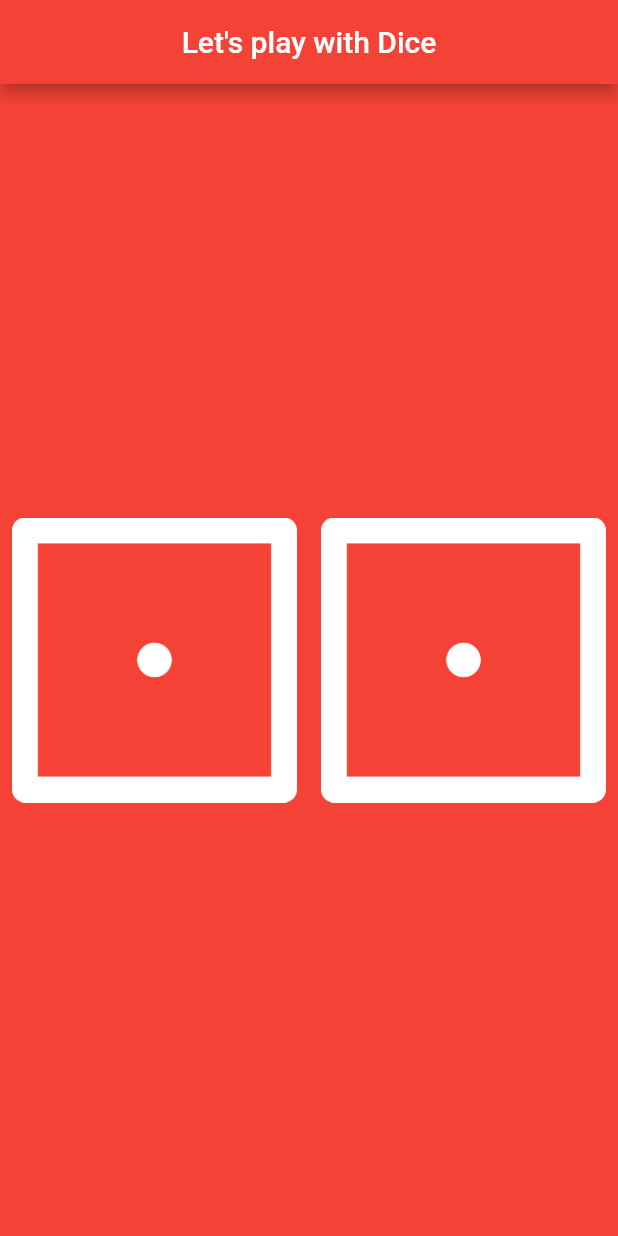
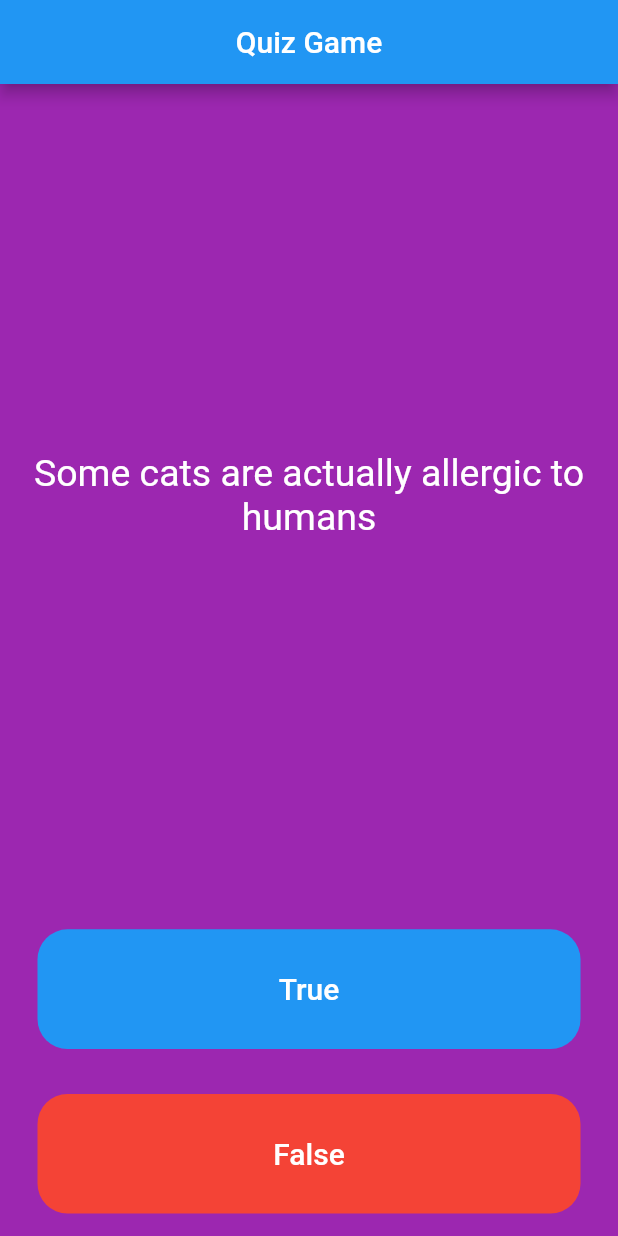
Before and after one commit to SouravBarman001/Mi_Card_Flutter, a Flutter app: the screen it shows after launch, on a phone screen of 412 x 824 dp. Run offline on Flutter 3.47's test engine with Material 2 defaults, Android fonts, the phone set to English and light mode, and no system bars; our stand-ins replace rflutter_alert.

```diff
--- a/lib/main.dart
+++ b/lib/main.dart
@@ -1,62 +1,186 @@
 import 'package:flutter/material.dart';
-import 'dart:math';
+import 'quizzbrain.dart';
+import 'package:rflutter_alert/rflutter_alert.dart';
+
+
+QuizBrain quizBrain = QuizBrain();
 
 void main() {
   runApp(const MainApp());
 }
 
-class MainApp extends StatefulWidget {
+class MainApp extends StatelessWidget {
   const MainApp({super.key});
-
-  @override
-  State<MainApp> createState() => _MainAppState();
-}
-
-class _MainAppState extends State<MainApp> {
-
-  int leftDiceNumber = 1;
-  int rightDiceNumber = 1;
-
-  void changeDiceFace(){
-    setState(() {
-      leftDiceNumber = Random().nextInt(5)+1;
-      rightDiceNumber = Random().nextInt(5)+1;
-    });
-  }
 
   @override
   Widget build(BuildContext context) {
     return MaterialApp(
       home: Scaffold(
-        backgroundColor: Colors.red,
+        backgroundColor: Colors.purple,
         appBar: AppBar(
           centerTitle: true,
-          backgroundColor: Colors.red,
-          title: const Text("Let's play with Dice"),
+          title: const Text("Quiz Game"),
         ),
-        body: Center(
-          child: Row(
-            children: [
-              Expanded(
-                child: TextButton(
-                  onPressed: () {
-                    changeDiceFace();
-                  },
-                  child: Image.asset('images/dice$leftDiceNumber.png',),
-                ),
-              ),
-              Expanded(
-                child: TextButton(
-                  onPressed: () {
-                    changeDiceFace();
-                  },
-                  child: Image.asset('images/dice$rightDiceNumber.png',),
-                ),
-              ),
-            ],
+        body: const SafeArea(
+          child: Padding(
+            padding: EdgeInsets.symmetric(horizontal: 10.0),
+            child: QuizPage(),
           ),
         ),
       ),
     );
   }
 }
+
+class QuizPage extends StatefulWidget {
+  const QuizPage({super.key});
+
+  @override
+  State<QuizPage> createState() => _QuizPageState();
+}
+
+class _QuizPageState extends State<QuizPage> {
+  List<Widget> scoreKeeper = [];
+
+  void checkedAnswer(bool userPickedAnswer){
+    bool correctAnswers = quizBrain.getQuestionAnswer();
+
+    setState(() {
+      if (quizBrain.isFinished() == true) {
+        Alert(
+          context: context,
+          title: 'Finished!',
+          desc: 'You\'ve reached the end of the quiz.',
+        ).show();
+
+        quizBrain.reset();
+
+        scoreKeeper = [];
+      }
+
+    else{
+      if (userPickedAnswer == correctAnswers) {
+        scoreKeeper.add(
+          const Icon(
+            Icons.check,
+            color: Colors.green,
+          ),
+        );
+      } else {
+        scoreKeeper.add(
+          const Icon(
+            Icons.clear,
+            color: Colors.red,
+          ),
+        );
+      }
+      quizBrain.nextQuestion();
+    }
+
+
+    });
+  }
+
+  // List<String> questions = [
+  //   'You can lead a cow down stairs but not up stairs.',
+  //   'Approximately one quarter of human bones are in the feet.',
+  //   'A slug\'s blood is green.',
+  //
+  // ];
+  //
+  // Question q1 = Question(q:'You can lead a cow down stairs but not up stairs.', a:false);
+
+  // List<Question> questionBank = [
+  //   Question(q: 'You can lead a cow down stairs but not up stairs.', a: false),
+  //   Question(
+  //       q: 'Approximately one quarter of human bones are in the feet.',
+  //       a: true),
+  //   Question(q: 'A slug\'s blood is green.', a: true),
+  // ];
+
+  // List<bool> answers = [false, true, true];
+  // late int questionNumber = 0;
+
+  @override
+  Widget build(BuildContext context) {
+    return Column(
+      mainAxisAlignment: MainAxisAlignment.spaceBetween,
+      crossAxisAlignment: CrossAxisAlignment.stretch,
+      children: <Widget>[
+        Expanded(
+          flex: 5,
+          child: Padding(
+            padding: const EdgeInsets.all(10.0),
+            child: Center(
+              child: Text(
+                quizBrain.getQuestionText(),
+                textAlign: TextAlign.center,
+                style: const TextStyle(
+                  fontSize: 25.0,
+                  color: Colors.white,
+                ),
+              ),
+            ),
+          ),
+        ),
+        Expanded(
+          child: Padding(
+            padding: const EdgeInsets.all(15.0),
+            child: TextButton(
+
+              style: TextButton.styleFrom(
+                shape: RoundedRectangleBorder(
+                  borderRadius: BorderRadius.circular(20),
+                ),
+                backgroundColor: Colors.blue,
+                // side: MaterialStateProperty.all<Border>(Border.all(width: 20))
+              ),
+              child: const Text(
+                'True',
+                style: TextStyle(
+                  color: Colors.white,
+                  fontSize: 20.0,
+                ),
+              ),
+              onPressed: () {
+                checkedAnswer(true);
+
+              },
+            ),
+          ),
+        ),
+        Expanded(
+          child: Padding(
+            padding: const EdgeInsets.all(15.0),
+            child: TextButton(
+              style: TextButton.styleFrom(
+                // how to find parent class
+                shape: RoundedRectangleBorder(
+                  borderRadius: BorderRadius.circular(20),
+                ),
+                backgroundColor: Colors.red,
+              ),
+              child: const Text(
+                'False',
+                style: TextStyle(
+                  fontSize: 20.0,
+                  color: Colors.white,
+                ),
+              ),
+              onPressed: () {
+                //The user picked false.
+                checkedAnswer(false);
+
+              },
+            ),
+          ),
+        ),
+        Row(
+         // crossAxisAlignment: CrossAxisAlignment.center,
+          children: scoreKeeper,
+        )
+        //TODO: Add a Row here as your score keeper
+      ],
+    );
+  }
+}
--- /dev/null
+++ b/lib/question.dart
@@ -0,0 +1,9 @@
+class Question {
+  late String questionText;
+  late bool questionAnswer;
+  Question( String q,bool a){
+    questionText = q;
+    questionAnswer = a;
+  }
+
+}
--- /dev/null
+++ b/lib/quizzbrain.dart
@@ -0,0 +1,61 @@
+import 'question.dart';
+
+class QuizBrain{
+  // here we make the questionBank instance to private
+  int _questionNumber = 0;
+  final List<Question> _questionBank = [
+    Question('Some cats are actually allergic to humans', true),
+    Question('You can lead a cow down stairs but not up stairs.', false),
+    Question('Approximately one quarter of human bones are in the feet.', true),
+    Question('A slug\'s blood is green.', true),
+    Question('Buzz Aldrin\'s mother\'s maiden name was Moon.', true),
+    Question('It is illegal to pee in the Ocean in Portugal.', true),
+    Question(
+        'No piece of square dry paper can be folded in half more than 7 times.',
+        false),
+    Question(
+        'In London, UK, if you happen to die in the House of Parliament, you are technically entitled to a state funeral, because the building is considered too sacred a place.',
+        true),
+    Question(
+        'The loudest sound produced by any animal is 188 decibels. That animal is the African Elephant.',
+        false),
+    Question(
+        'The total surface area of two human lungs is approximately 70 square metres.',
+        true),
+    Question('Google was originally called Backrub .', true),
+    Question(
+        'Chocolate affects a dog\'s heart and nervous system; a few ounces are enough to kill a small dog.',
+        true),
+    Question(
+        'In West Virginia, USA, if you accidentally hit an animal with your car, you are free to take it home to eat.',
+        true),
+
+  ];
+
+  void nextQuestion(){
+    if(_questionNumber < _questionBank.length-1){
+      _questionNumber++;
+    }
+  }
+
+  String getQuestionText(){
+    return _questionBank[_questionNumber].questionText;
+  }
+
+  bool getQuestionAnswer(){
+    return _questionBank[_questionNumber].questionAnswer;
+  }
+
+  bool isFinished(){
+    if(_questionNumber >= _questionBank.length - 1){
+     // print('Now returning true');
+      return true;
+    }
+    else{
+      return false;
+    }
+  }
+  void reset(){
+    _questionNumber = 0;
+  }
+}
```
Also changed, not shown: pubspec.yaml (+1 -8 lines), pubspec.lock.
